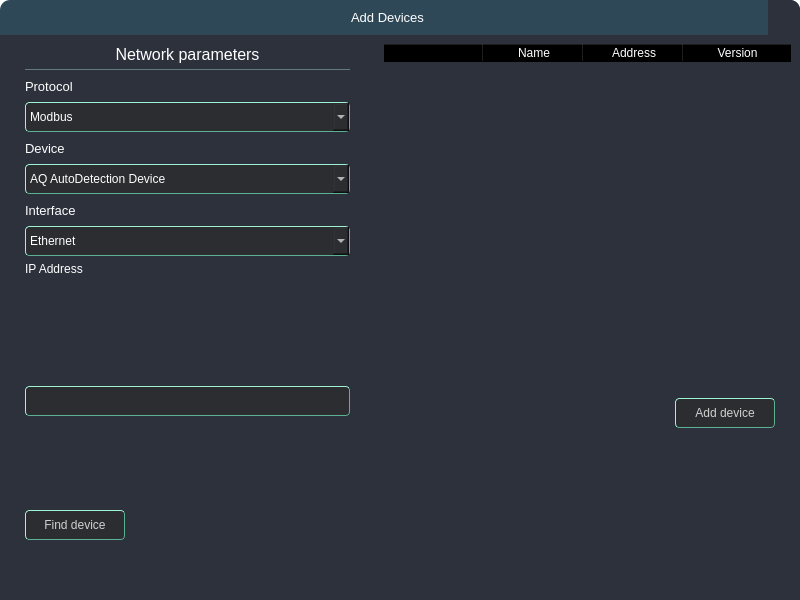
Old version of the form UI/forms/AqAddDeviceWindow.ui in the repository romangolovkou/AQteck_toolMAX.
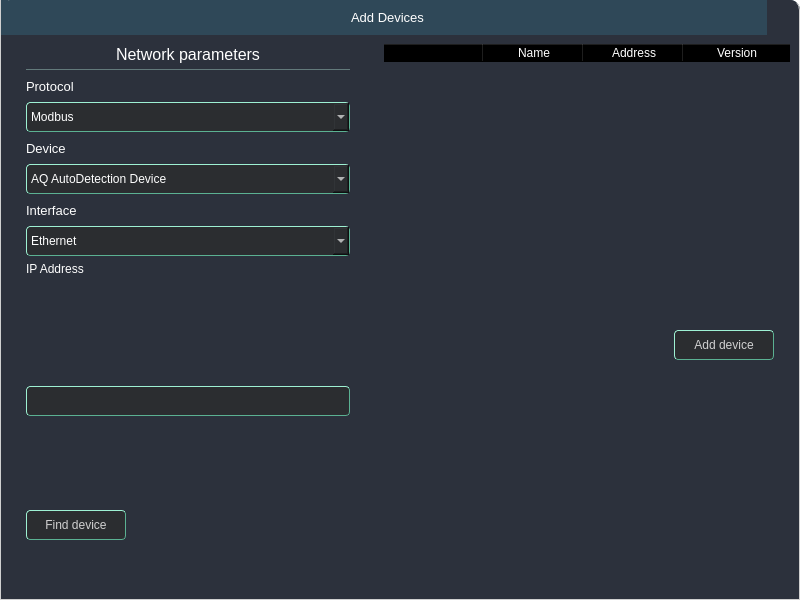
New version of the form. Icons and pictures are not drawn. Custom widgets are drawn as their Qt base class.

```diff
--- a/UI/forms/AqAddDeviceWindow.ui
+++ b/UI/forms/AqAddDeviceWindow.ui
@@ -54,14 +54,31 @@
 
 #closeBtn {
 	border-top-right-radius: 10px;
+	border-right: 1px solid #D0D0D0;
 	background-color: #2c313c;
 }
 
+#icon {
+	border-top-left-radius: 10px;
+	border-left: 1px solid #D0D0D0;
+	background-color: #2F4858;
+}
+
 #title_text{
 	border-top:transparent; 
 	border-bottom: 1px solid #637A7B;
 }
 
+#connection_settings{
+	border-left: 1px solid #D0D0D0;
+	border-bottom: 1px solid #D0D0D0;
+}
+
+#right_frame{
+	border-right: 1px solid #D0D0D0;
+	border-bottom: 1px solid #D0D0D0;
+}
+
 QComboBox{
 	border-left: 1px solid #9ef1d3; 
 	border-top: 1px solid #9ef1d3; 
@@ -1141,8 +1158,32 @@
            </property>
           </spacer>
          </item>
+         <item alignment="Qt::AlignBottom">
+          <widget class="QFrame" name="gearsFrame">
+           <property name="frameShape">
+            <enum>QFrame::StyledPanel</enum>
+           </property>
+           <property name="frameShadow">
+            <enum>QFrame::Raised</enum>
+           </property>
+           <layout class="QHBoxLayout" name="horizontalLayout_6">
+            <property name="spacing">
+             <number>0</number>
+            </property>
+            <property name="leftMargin">
+             <number>235</number>
+            </property>
+            <property name="topMargin">
+             <number>86</number>
+            </property>
+            <property name="rightMargin">
+             <number>0</number>
+            </property>
+            <property name="bottomMargin">
+             <number>0</number>
+            </property>
          <item>
-          <widget class="QFrame" name="RotatingGearsFrame">
+             <widget class="AqRotatingGearsWidget" name="RotatingGearsWidget" native="true">
            <property name="minimumSize">
             <size>
              <width>0</width>
@@ -1182,6 +1223,9 @@
    </item>
   </layout>
  </widget>
+   </item>
+  </layout>
+ </widget>
  <customwidgets>
   <customwidget>
    <class>AqAddDeviceTableWidget</class>
@@ -1204,6 +1248,12 @@
    <extends>QLineEdit</extends>
    <header location="global">AqLineEditTemplates.h</header>
   </customwidget>
+  <customwidget>
+   <class>AqRotatingGearsWidget</class>
+   <extends>QWidget</extends>
+   <header location="global">AqAddDeviceRotatingGears.h</header>
+   <container>1</container>
+  </customwidget>
  </customwidgets>
  <resources>
   <include location="../resoursec.qrc"/>
```
Lines whose indentation alone changed are shown as unchanged.
